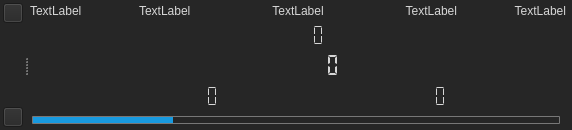
Qt form LEO_sniffy/GUI/widgetdisplay.ui (jirik09/Sniffy) before a commit.
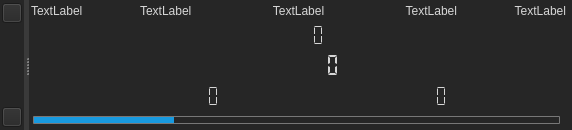
The same form after that commit. Icons and pictures are not drawn.

```diff
--- a/LEO_sniffy/GUI/widgetdisplay.ui
+++ b/LEO_sniffy/GUI/widgetdisplay.ui
@@ -36,7 +36,7 @@
   </property>
   <property name="styleSheet">
    <string notr="true">QObject{
-background-color: rgb(38, 38, 38);
+background-color: rgb(58, 58, 58);
 color: rgb(214, 214, 214)
 }</string>
   </property>
@@ -64,18 +64,23 @@
        <verstretch>0</verstretch>
       </sizepolicy>
      </property>
+     <property name="styleSheet">
+      <string notr="true">QObject{
+background-color: rgb(38, 38, 38);
+}</string>
+     </property>
      <layout class="QVBoxLayout" name="verticalLayout_2">
       <property name="spacing">
        <number>4</number>
       </property>
       <property name="leftMargin">
-       <number>3</number>
+       <number>2</number>
       </property>
       <property name="topMargin">
        <number>3</number>
       </property>
       <property name="rightMargin">
-       <number>0</number>
+       <number>2</number>
       </property>
       <property name="bottomMargin">
        <number>3</number>
@@ -160,6 +165,9 @@
        <verstretch>0</verstretch>
       </sizepolicy>
      </property>
+     <property name="styleSheet">
+      <string notr="true"/>
+     </property>
      <property name="lineWidth">
       <number>1</number>
      </property>
@@ -240,6 +248,11 @@
         <verstretch>0</verstretch>
        </sizepolicy>
       </property>
+      <property name="styleSheet">
+       <string notr="true">QObject{
+background-color: rgb(38, 38, 38);
+}</string>
+      </property>
       <layout class="QVBoxLayout" name="verticalLayout">
        <property name="spacing">
         <number>1</number>
```
Left out of the diff: 8 changed lines with no effect on the pictures.
